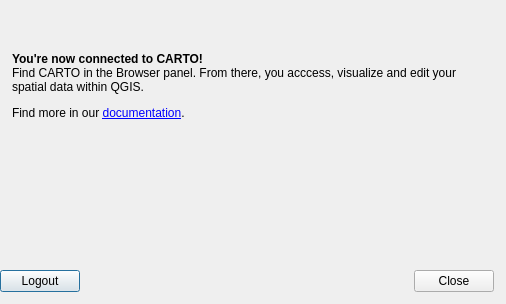
anamanvil/carto-qgis-plugin, file carto/gui/authorizationsuccessdialog.ui: the form before one commit.
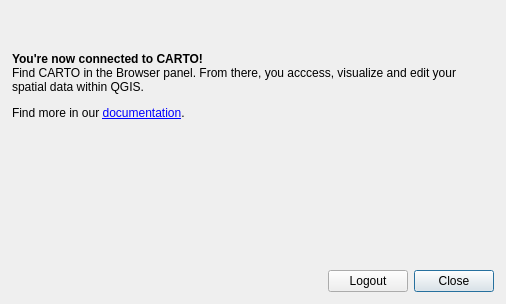
The form after the commit.

```diff
--- a/carto/gui/authorizationsuccessdialog.ui
+++ b/carto/gui/authorizationsuccessdialog.ui
@@ -99,13 +99,6 @@
      <property name="rightMargin">
       <number>12</number>
      </property>
-     <item>
-      <widget class="QPushButton" name="btnLogout">
-       <property name="text">
-        <string>Logout</string>
-       </property>
-      </widget>
-     </item>
      <item>
       <spacer name="horizontalSpacer">
        <property name="orientation">
@@ -119,11 +112,21 @@
        </property>
       </spacer>
      </item>
+     <item>
+      <widget class="QPushButton" name="btnLogout">
+       <property name="text">
+        <string>Logout</string>
+       </property>
+      </widget>
+     </item>
      <item>
       <widget class="QPushButton" name="btnClose">
        <property name="text">
         <string>Close</string>
        </property>
+       <property name="default">
+        <bool>true</bool>
+       </property>
       </widget>
      </item>
     </layout>
```
